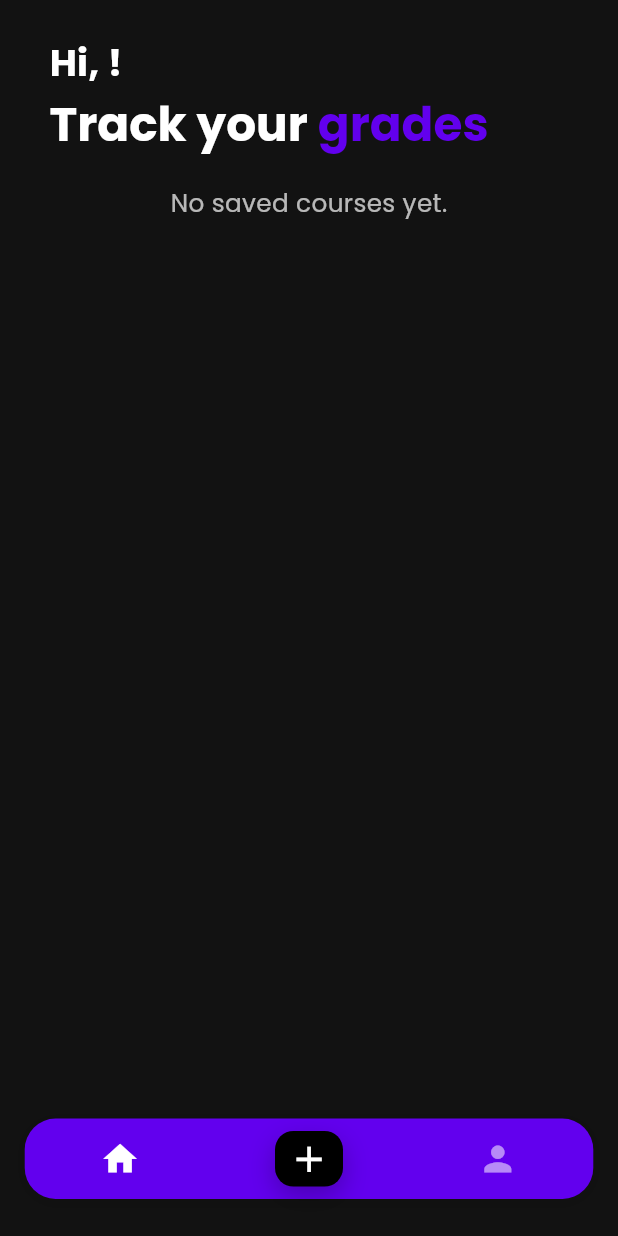
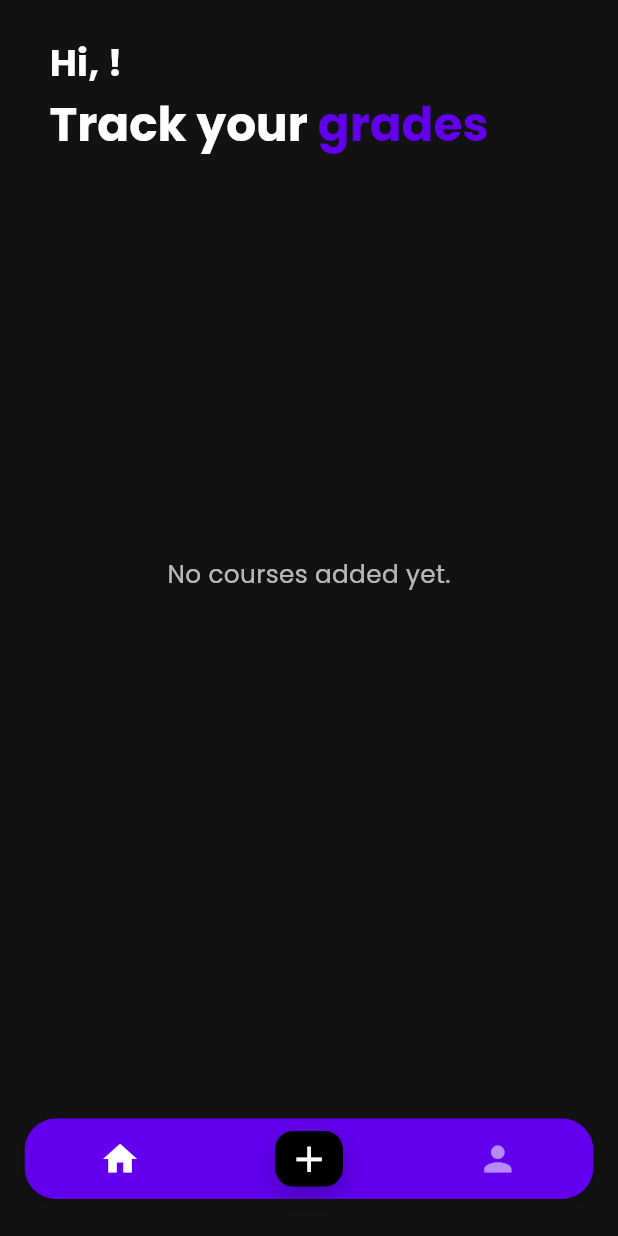
Before and after one commit to Vaxart69/gradecalculator, a Flutter app: the screen it shows once a user with an empty profile is signed in, on a phone screen of 412 x 824 dp. Run offline on Flutter 3.47's test engine with Material 3 defaults, Android fonts, the phone set to English and light mode, and no system bars; our stand-ins replace cloud_firestore, firebase_auth, firebase_core, flutter_animate, google_fonts; accounts and stored records are empty.

Commit message:
fixed spacing

```diff
--- a/lib/screens/homescreen.dart
+++ b/lib/screens/homescreen.dart
@@ -127,19 +127,24 @@ class _HomescreenState extends State<Homescreen> {
         }
 
         if (!courseSnapshot.hasData || courseSnapshot.data!.docs.isEmpty) {
-          return Center(
+          return Column(
+            children: [
+              SizedBox(height: height * 0.30),
+              Center(
                 child: Text(
-              "No saved courses yet.",
+                  "No courses added yet.",
                   style: GoogleFonts.poppins(
                     color: Colors.white70,
                     fontSize: height * 0.020,
                   ),
                 ),
+              ),
+            ],
           );
         }
 
         final courses = courseSnapshot.data!.docs;
-        final width = MediaQuery.of(context).size.width; // Get width here
+        final width = MediaQuery.of(context).size.width;
         return Column(
           children:
               courses.map((doc) {
@@ -167,16 +172,16 @@ class _HomescreenState extends State<Homescreen> {
       margin: EdgeInsets.symmetric(vertical: height * 0.008),
       elevation: 4.0,
       shadowColor: Colors.black.withOpacity(1),
-      shape: RoundedRectangleBorder(
-        borderRadius: BorderRadius.circular(8.0),
-      ),
+      shape: RoundedRectangleBorder(borderRadius: BorderRadius.circular(8.0)),
       child: Stack(
         children: [
           ListTile(
             onTap: () {
               // Set the selected course in provider
-              Provider.of<CourseProvider>(context, listen: false)
-                  .selectCourse(course);
+              Provider.of<CourseProvider>(
+                context,
+                listen: false,
+              ).selectCourse(course);
             },
             visualDensity: VisualDensity.compact,
             contentPadding: EdgeInsets.fromLTRB(
@@ -245,11 +250,13 @@ class _HomescreenState extends State<Homescreen> {
             ),
           ),
           TextSpan(
-            text: course.grade != null
+            text:
+                course.grade != null
                     ? "${course.grade!.toStringAsFixed(2)}%"
                     : "No grade yet",
             style: GoogleFonts.poppins(
-              color: course.grade != null
+              color:
+                  course.grade != null
                       ? _getGradeColor(course.grade!)
                       : Colors.white70,
               fontWeight: FontWeight.bold,
```
Also changed, not shown: lib/screens/course_screens/course_info.dart (+40 -11 lines). Lines whose indentation alone changed are shown as unchanged.
